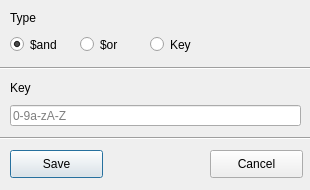
The window that FireDogEditor/FireDogFeatureRuleInfo.ui (MountCloud/FireDog) describes before a commit, drawn with Qt 5.
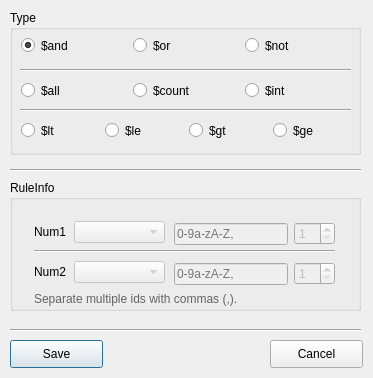
The same window after the commit. The open tabs and pages were chosen to show the change.

What changed in the file:
```diff
--- a/FireDogEditor/FireDogFeatureRuleInfo.ui
+++ b/FireDogEditor/FireDogFeatureRuleInfo.ui
@@ -6,8 +6,8 @@
    <rect>
     <x>0</x>
     <y>0</y>
-    <width>310</width>
-    <height>190</height>
+    <width>373</width>
+    <height>378</height>
    </rect>
   </property>
   <property name="minimumSize">
@@ -19,121 +19,11 @@
   <property name="windowTitle">
    <string>Dialog</string>
   </property>
-  <widget class="QLabel" name="labelType">
-   <property name="geometry">
-    <rect>
-     <x>10</x>
-     <y>10</y>
-     <width>72</width>
-     <height>15</height>
-    </rect>
-   </property>
-   <property name="text">
-    <string>Type</string>
-   </property>
-  </widget>
-  <widget class="QRadioButton" name="radioButtonAnd">
-   <property name="geometry">
-    <rect>
-     <x>10</x>
-     <y>35</y>
-     <width>61</width>
-     <height>19</height>
-    </rect>
-   </property>
-   <property name="text">
-    <string>$and</string>
-   </property>
-   <property name="checked">
-    <bool>true</bool>
-   </property>
-  </widget>
-  <widget class="QRadioButton" name="radioButtonOr">
-   <property name="geometry">
-    <rect>
-     <x>80</x>
-     <y>35</y>
-     <width>61</width>
-     <height>19</height>
-    </rect>
-   </property>
-   <property name="text">
-    <string>$or</string>
-   </property>
-  </widget>
-  <widget class="QRadioButton" name="radioButtonKey">
-   <property name="geometry">
-    <rect>
-     <x>150</x>
-     <y>35</y>
-     <width>61</width>
-     <height>19</height>
-    </rect>
-   </property>
-   <property name="text">
-    <string>Key</string>
-   </property>
-  </widget>
-  <widget class="QLabel" name="labelKey">
-   <property name="geometry">
-    <rect>
-     <x>10</x>
-     <y>80</y>
-     <width>72</width>
-     <height>15</height>
-    </rect>
-   </property>
-   <property name="text">
-    <string>Key</string>
-   </property>
-  </widget>
-  <widget class="Line" name="line">
-   <property name="geometry">
-    <rect>
-     <x>0</x>
-     <y>60</y>
-     <width>311</width>
-     <height>16</height>
-    </rect>
-   </property>
-   <property name="orientation">
-    <enum>Qt::Horizontal</enum>
-   </property>
-  </widget>
-  <widget class="QLineEdit" name="lineEditKey">
-   <property name="enabled">
-    <bool>true</bool>
-   </property>
-   <property name="geometry">
-    <rect>
-     <x>10</x>
-     <y>105</y>
-     <width>291</width>
-     <height>21</height>
-    </rect>
-   </property>
-   <property name="placeholderText">
-    <string>0-9a-zA-Z</string>
-   </property>
-  </widget>
-  <widget class="Line" name="line_2">
-   <property name="geometry">
-    <rect>
-     <x>0</x>
-     <y>130</y>
-     <width>311</width>
-     <height>16</height>
-    </rect>
-   </property>
-   <property name="orientation">
-    <enum>Qt::Horizontal</enum>
-   </property>
-  </widget>
   <widget class="QPushButton" name="pushButtonSave">
    <property name="geometry">
     <rect>
      <x>10</x>
-     <y>150</y>
+     <y>340</y>
      <width>93</width>
      <height>28</height>
     </rect>
@@ -145,8 +35,8 @@
   <widget class="QPushButton" name="pushButtonCancel">
    <property name="geometry">
     <rect>
-     <x>210</x>
-     <y>150</y>
+     <x>270</x>
+     <y>340</y>
      <width>93</width>
      <height>28</height>
     </rect>
@@ -155,6 +45,503 @@
     <string>Cancel</string>
    </property>
   </widget>
+  <widget class="QGroupBox" name="groupBoxType">
+   <property name="geometry">
+    <rect>
+     <x>10</x>
+     <y>10</y>
+     <width>351</width>
+     <height>145</height>
+    </rect>
+   </property>
+   <property name="title">
+    <string>Type</string>
+   </property>
+   <widget class="QRadioButton" name="radioButtonInt">
+    <property name="geometry">
+     <rect>
+      <x>235</x>
+      <y>71</y>
+      <width>59</width>
+      <height>19</height>
+     </rect>
+    </property>
+    <property name="text">
+     <string>$int</string>
+    </property>
+   </widget>
+   <widget class="QRadioButton" name="radioButtonOr">
+    <property name="geometry">
+     <rect>
+      <x>123</x>
+      <y>26</y>
+      <width>51</width>
+      <height>19</height>
+     </rect>
+    </property>
+    <property name="text">
+     <string>$or</string>
+    </property>
+   </widget>
+   <widget class="QRadioButton" name="radioButtonCount">
+    <property name="geometry">
+     <rect>
+      <x>123</x>
+      <y>71</y>
+      <width>75</width>
+      <height>19</height>
+     </rect>
+    </property>
+    <property name="text">
+     <string>$count</string>
+    </property>
+   </widget>
+   <widget class="QRadioButton" name="radioButtonAnd">
+    <property name="geometry">
+     <rect>
+      <x>11</x>
+      <y>26</y>
+      <width>59</width>
+      <height>19</height>
+     </rect>
+    </property>
+    <property name="text">
+     <string>$and</string>
+    </property>
+    <property name="checked">
+     <bool>true</bool>
+    </property>
+   </widget>
+   <widget class="QRadioButton" name="radioButtonAll">
+    <property name="geometry">
+     <rect>
+      <x>11</x>
+      <y>71</y>
+      <width>59</width>
+      <height>19</height>
+     </rect>
+    </property>
+    <property name="text">
+     <string>$all</string>
+    </property>
+   </widget>
+   <widget class="QRadioButton" name="radioButtonNot">
+    <property name="geometry">
+     <rect>
+      <x>235</x>
+      <y>26</y>
+      <width>59</width>
+      <height>19</height>
+     </rect>
+    </property>
+    <property name="text">
+     <string>$not</string>
+    </property>
+   </widget>
+   <widget class="Line" name="line">
+    <property name="geometry">
+     <rect>
+      <x>10</x>
+      <y>50</y>
+      <width>331</width>
+      <height>20</height>
+     </rect>
+    </property>
+    <property name="orientation">
+     <enum>Qt::Horizontal</enum>
+    </property>
+   </widget>
+   <widget class="Line" name="line_3">
+    <property name="geometry">
+     <rect>
+      <x>10</x>
+      <y>90</y>
+      <width>331</width>
+      <height>20</height>
+     </rect>
+    </property>
+    <property name="orientation">
+     <enum>Qt::Horizontal</enum>
+    </property>
+   </widget>
+   <widget class="QRadioButton" name="radioButtonLt">
+    <property name="geometry">
+     <rect>
+      <x>11</x>
+      <y>111</y>
+      <width>51</width>
+      <height>19</height>
+     </rect>
+    </property>
+    <property name="text">
+     <string>$lt</string>
+    </property>
+   </widget>
+   <widget class="QRadioButton" name="radioButtonLe">
+    <property name="geometry">
+     <rect>
+      <x>95</x>
+      <y>111</y>
+      <width>51</width>
+      <height>19</height>
+     </rect>
+    </property>
+    <property name="text">
+     <string>$le</string>
+    </property>
+   </widget>
+   <widget class="QRadioButton" name="radioButtonGt">
+    <property name="geometry">
+     <rect>
+      <x>179</x>
+      <y>111</y>
+      <width>51</width>
+      <height>19</height>
+     </rect>
+    </property>
+    <property name="text">
+     <string>$gt</string>
+    </property>
+   </widget>
+   <widget class="QRadioButton" name="radioButtonGe">
+    <property name="geometry">
+     <rect>
+      <x>263</x>
+      <y>111</y>
+      <width>51</width>
+      <height>19</height>
+     </rect>
+    </property>
+    <property name="text">
+     <string>$ge</string>
+    </property>
+   </widget>
+  </widget>
+  <widget class="QGroupBox" name="groupBoxRuleInfo">
+   <property name="geometry">
+    <rect>
+     <x>10</x>
+     <y>180</y>
+     <width>351</width>
+     <height>131</height>
+    </rect>
+   </property>
+   <property name="title">
+    <string>RuleInfo</string>
+   </property>
+   <layout class="QGridLayout" name="gridLayout">
+    <property name="leftMargin">
+     <number>11</number>
+    </property>
+    <property name="topMargin">
+     <number>11</number>
+    </property>
+    <property name="rightMargin">
+     <number>11</number>
+    </property>
+    <property name="bottomMargin">
+     <number>1</number>
+    </property>
+    <item row="0" column="0">
+     <widget class="QStackedWidget" name="stackedWidgetRuleInfo">
+      <property name="currentIndex">
+       <number>0</number>
+      </property>
+      <widget class="QWidget" name="pageKey">
+       <widget class="QLineEdit" name="lineEditKey">
+        <property name="enabled">
+         <bool>true</bool>
+        </property>
+        <property name="geometry">
+         <rect>
+          <x>50</x>
+          <y>20</y>
+          <width>261</width>
+          <height>21</height>
+         </rect>
+        </property>
+        <property name="placeholderText">
+         <string>0-9a-zA-Z,</string>
+        </property>
+       </widget>
+       <widget class="QLabel" name="labelKey">
+        <property name="geometry">
+         <rect>
+          <x>10</x>
+          <y>20</y>
+          <width>31</width>
+          <height>21</height>
+         </rect>
+        </property>
+        <property name="text">
+         <string>Key</string>
+        </property>
+       </widget>
+       <widget class="QLabel" name="labelKeyTips">
+        <property name="geometry">
+         <rect>
+          <x>10</x>
+          <y>70</y>
+          <width>311</width>
+          <height>16</height>
+         </rect>
+        </property>
+        <property name="styleSheet">
+         <string notr="true">color:rgb(99, 99, 99);</string>
+        </property>
+        <property name="text">
+         <string>Separate multiple ids with commas (,).</string>
+        </property>
+       </widget>
+      </widget>
+      <widget class="QWidget" name="pageInt">
+       <widget class="QLabel" name="labelInt">
+        <property name="geometry">
+         <rect>
+          <x>10</x>
+          <y>20</y>
+          <width>31</width>
+          <height>22</height>
+         </rect>
+        </property>
+        <property name="text">
+         <string>Int</string>
+        </property>
+       </widget>
+       <widget class="QSpinBox" name="spinBoxInt">
+        <property name="enabled">
+         <bool>false</bool>
+        </property>
+        <property name="geometry">
+         <rect>
+          <x>50</x>
+          <y>20</y>
+          <width>271</width>
+          <height>22</height>
+         </rect>
+        </property>
+        <property name="readOnly">
+         <bool>true</bool>
+        </property>
+        <property name="minimum">
+         <number>1</number>
+        </property>
+        <property name="value">
+         <number>1</number>
+        </property>
+       </widget>
+       <widget class="QLabel" name="labelNumTips">
+        <property name="geometry">
+         <rect>
+          <x>10</x>
+          <y>70</y>
+          <width>311</width>
+          <height>16</height>
+         </rect>
+        </property>
+        <property name="styleSheet">
+         <string notr="true">color:rgb(99, 99, 99);</string>
+        </property>
+        <property name="text">
+         <string>Only numbers are allowed.</string>
+        </property>
+       </widget>
+      </widget>
+      <widget class="QWidget" name="pageCompage">
+       <widget class="Line" name="line_2">
+        <property name="geometry">
+         <rect>
+          <x>10</x>
+          <y>30</y>
+          <width>301</width>
+          <height>20</height>
+         </rect>
+        </property>
+        <property name="orientation">
+         <enum>Qt::Horizontal</enum>
+        </property>
+       </widget>
+       <widget class="QLabel" name="labelNum1">
+        <property name="geometry">
+         <rect>
+          <x>10</x>
+          <y>10</y>
+          <width>41</width>
+          <height>22</height>
+         </rect>
+        </property>
+        <property name="text">
+         <string>Num1</string>
+        </property>
+       </widget>
+       <widget class="QLabel" name="labelNum2">
+        <property name="geometry">
+         <rect>
+          <x>10</x>
+          <y>50</y>
+          <width>41</width>
+          <height>22</height>
+         </rect>
+        </property>
+        <property name="text">
+         <string>Num2</string>
+        </property>
+       </widget>
+       <widget class="QComboBox" name="comboBoxNum1Type">
+        <property name="enabled">
+         <bool>false</bool>
+        </property>
+        <property name="geometry">
+         <rect>
+          <x>50</x>
+          <y>10</y>
+          <width>91</width>
+          <height>22</height>
+         </rect>
+        </property>
+        <property name="currentIndex">
+         <number>-1</number>
+        </property>
+       </widget>
+       <widget class="QComboBox" name="comboBoxNum2Type">
+        <property name="enabled">
+         <bool>false</bool>
+        </property>
+        <property name="geometry">
+         <rect>
+          <x>50</x>
+          <y>50</y>
+          <width>91</width>
+          <height>22</height>
+         </rect>
+        </property>
+        <property name="currentIndex">
+         <number>-1</number>
+        </property>
+       </widget>
+       <widget class="QLabel" name="labelCompageTips">
+        <property name="geometry">
+         <rect>
+          <x>10</x>
+          <y>80</y>
+          <width>311</width>
+          <height>16</height>
+         </rect>
+        </property>
+        <property name="styleSheet">
+         <string notr="true">color:rgb(99, 99, 99);</string>
+        </property>
+        <property name="text">
+         <string>Separate multiple ids with commas (,).</string>
+        </property>
+       </widget>
+       <widget class="QWidget" name="">
+        <property name="geometry">
+         <rect>
+          <x>150</x>
+          <y>10</y>
+          <width>161</width>
+          <height>26</height>
+         </rect>
+        </property>
+        <layout class="QHBoxLayout" name="horizontalLayout">
+         <item>
+          <widget class="QLineEdit" name="lineEditNum1Count">
+           <property name="enabled">
+            <bool>false</bool>
+           </property>
+           <property name="frame">
+            <bool>true</bool>
+           </property>
+           <property name="readOnly">
+            <bool>false</bool>
+           </property>
+           <property name="placeholderText">
+            <string>0-9a-zA-Z,</string>
+           </property>
+          </widget>
+         </item>
+         <item>
+          <widget class="QSpinBox" name="spinBoxNum1Int">
+           <property name="enabled">
+            <bool>false</bool>
+           </property>
+           <property name="minimum">
+            <number>1</number>
+           </property>
+           <property name="value">
+            <number>1</number>
+           </property>
+          </widget>
+         </item>
+        </layout>
+       </widget>
+       <widget class="QWidget" name="">
+        <property name="geometry">
+         <rect>
+          <x>150</x>
+          <y>50</y>
+          <width>161</width>
+          <height>26</height>
+         </rect>
+        </property>
+        <layout class="QHBoxLayout" name="horizontalLayout_2">
+         <item>
+          <widget class="QLineEdit" name="lineEditNum2Count">
+           <property name="enabled">
+            <bool>false</bool>
+           </property>
+           <property name="readOnly">
+            <bool>false</bool>
+           </property>
+           <property name="placeholderText">
+            <string>0-9a-zA-Z,</string>
+           </property>
+          </widget>
+         </item>
+         <item>
+          <widget class="QSpinBox" name="spinBoxNum2Int">
+           <property name="enabled">
+            <bool>false</bool>
+           </property>
+           <property name="minimum">
+            <number>1</number>
+           </property>
+          </widget>
+         </item>
+        </layout>
+       </widget>
+      </widget>
+     </widget>
+    </item>
+   </layout>
+  </widget>
+  <widget class="Line" name="line_4">
+   <property name="geometry">
+    <rect>
+     <x>10</x>
+     <y>320</y>
+     <width>351</width>
+     <height>20</height>
+    </rect>
+   </property>
+   <property name="orientation">
+    <enum>Qt::Horizontal</enum>
+   </property>
+  </widget>
+  <widget class="Line" name="line_5">
+   <property name="geometry">
+    <rect>
+     <x>10</x>
+     <y>160</y>
+     <width>351</width>
+     <height>20</height>
+    </rect>
+   </property>
+   <property name="orientation">
+    <enum>Qt::Horizontal</enum>
+   </property>
+  </widget>
  </widget>
  <resources/>
  <connections/>
```
